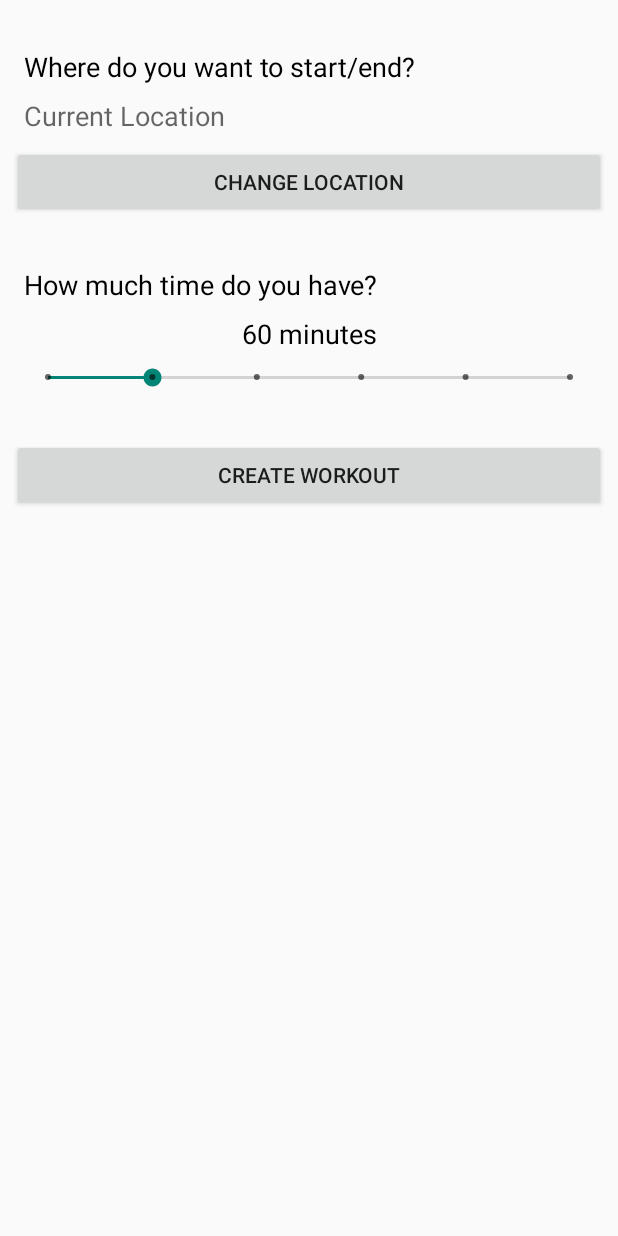
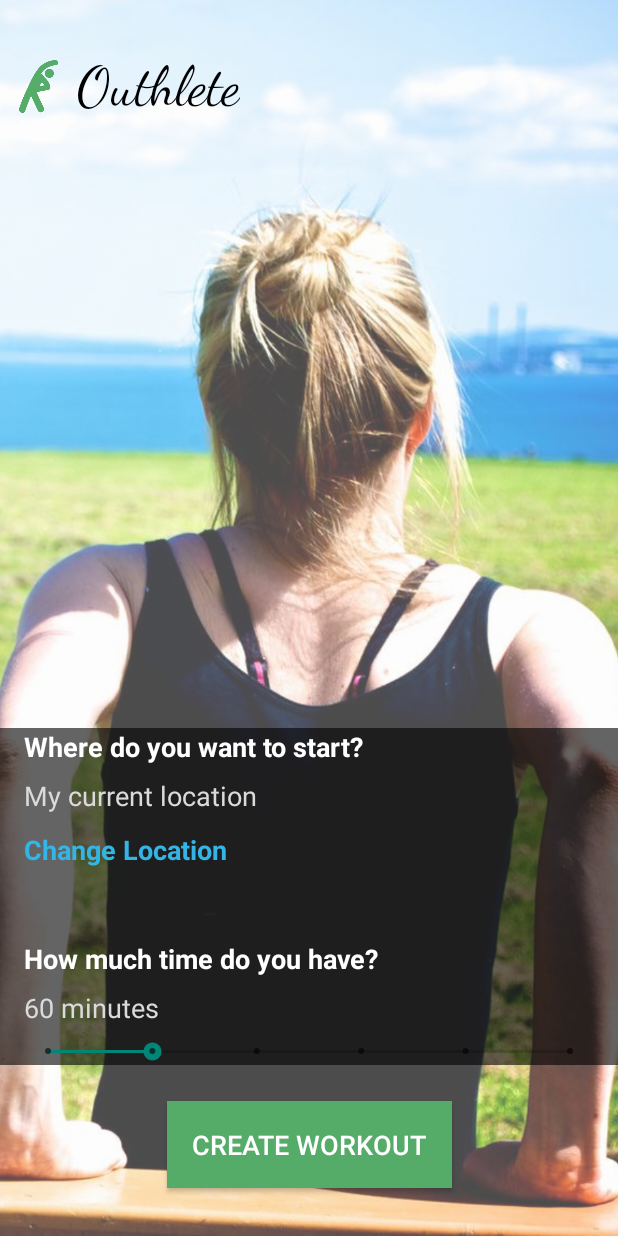
Before and after one commit to albertogoffi/hackthlete, an Android app: the screen it shows after launch (ConfigureWorkoutActivity), on a phone screen of 412 x 824 dp. Run offline under Robolectric (Android 15) with nearby library versions, the phone set to English and light mode, and no system bars.

Commit message:
improve graphics of the homepage

```diff
--- a/app/src/main/res/layout/activity_configure_workout.xml
+++ b/app/src/main/res/layout/activity_configure_workout.xml
@@ -7,31 +7,123 @@
     tools:context=".ConfigureWorkoutActivity"
     tools:layout_editor_absoluteY="81dp">
 
+    <ImageView
+        android:id="@+id/main_page_bg"
+        android:layout_width="wrap_content"
+        android:layout_height="wrap_content"
+        android:alpha="0.7"
+        android:scaleType="centerCrop"
+        app:layout_constraintEnd_toEndOf="parent"
+        app:layout_constraintStart_toStartOf="parent"
+        app:srcCompat="@drawable/main_screen_cropped"
+        tools:layout_editor_absoluteY="8dp" />
+
+    <View
+        android:id="@+id/view"
+        android:layout_width="0dp"
+        android:layout_height="0dp"
+        android:alpha="0.6"
+        android:background="@android:color/black"
+        app:layout_constraintBottom_toBottomOf="@id/durationSeekBar"
+        app:layout_constraintEnd_toEndOf="parent"
+        app:layout_constraintStart_toStartOf="parent"
+        app:layout_constraintTop_toTopOf="@id/start_location_label" />
+
+    <ImageView
+        android:id="@+id/logo"
+        android:layout_width="16pt"
+        android:layout_height="16pt"
+        android:layout_marginStart="8dp"
+        android:layout_marginTop="40dp"
+        app:layout_constraintTop_toTopOf="parent"
+        app:layout_constraintStart_toStartOf="parent"
+        app:srcCompat="@drawable/outhlete_logo"
+        tools:layout_editor_absoluteX="123dp" />
+
+    <TextView
+        android:id="@+id/title"
+        android:layout_width="wrap_content"
+        android:layout_height="wrap_content"
+        android:layout_marginStart="8dp"
+        android:fontFamily="cursive"
+        android:text="Outhlete"
+        android:textAppearance="@android:style/TextAppearance.Material.Medium"
+        android:textColor="@android:color/black"
+        android:textSize="36sp"
+        app:layout_constraintStart_toEndOf="@+id/logo"
+        app:layout_constraintTop_toTopOf="@id/logo"
+        app:layout_constraintBottom_toBottomOf="@id/logo"
+        />
+
+    <TextView
+        android:id="@+id/start_location_label"
+        android:layout_width="wrap_content"
+        android:layout_height="wrap_content"
+        android:layout_marginBottom="8dp"
+        android:layout_marginStart="16dp"
+        android:text="Where do you want to start?"
+        android:textAppearance="@android:style/TextAppearance.Material.Medium"
+        android:textColor="@android:color/white"
+        android:textStyle="bold"
+        app:layout_constraintBottom_toTopOf="@id/locationTextView"
+        app:layout_constraintStart_toStartOf="parent" />
+
+    <TextView
+        android:id="@+id/locationTextView"
+        android:layout_width="match_parent"
+        android:layout_height="wrap_content"
+        android:layout_marginEnd="16dp"
+        android:layout_marginStart="16dp"
+        android:hint="My current location"
+        android:textAppearance="@android:style/TextAppearance.Material.Medium"
+        android:textColor="#dadada"
+        android:textColorHint="#dadada"
+        app:layout_constraintBottom_toTopOf="@id/placePickerButton"
+        app:layout_constraintEnd_toEndOf="parent"
+        app:layout_constraintStart_toStartOf="parent" />
+
+    <Button
+        android:id="@+id/placePickerButton"
+        android:layout_width="wrap_content"
+        android:layout_height="wrap_content"
+        android:layout_marginBottom="36dp"
+        android:layout_marginStart="16dp"
+        android:background="@android:color/transparent"
+        android:fontFamily="sans-serif"
+        android:onClick="pickPlace"
+        android:text="Change Location"
+        android:textAlignment="textStart"
+        android:textAllCaps="false"
+        android:textColor="@android:color/holo_blue_light"
+        android:textSize="18sp"
+        android:textStyle="bold"
+        app:layout_constraintBottom_toTopOf="@id/durationLabelTextView"
+        app:layout_constraintStart_toStartOf="parent" />
+
     <TextView
         android:id="@+id/durationLabelTextView"
         android:layout_width="wrap_content"
         android:layout_height="wrap_content"
+        android:layout_marginBottom="8dp"
         android:layout_marginStart="16dp"
-        android:layout_marginTop="32dp"
         android:text="How much time do you have?"
         android:textAppearance="@android:style/TextAppearance.Material.Medium"
-        android:textColor="@android:color/black"
-        app:layout_constraintStart_toStartOf="parent"
-        app:layout_constraintTop_toBottomOf="@+id/placePickerButton" />
+        android:textColor="@android:color/white"
+        android:textStyle="bold"
+        app:layout_constraintBottom_toTopOf="@id/durationTextView"
+        app:layout_constraintStart_toStartOf="parent" />
 
     <TextView
         android:id="@+id/durationTextView"
         android:layout_width="wrap_content"
         android:layout_height="wrap_content"
-        android:layout_marginEnd="16dp"
+        android:layout_marginBottom="8dp"
         android:layout_marginStart="16dp"
-        android:layout_marginTop="8dp"
         android:text="60 minutes"
         android:textAppearance="@android:style/TextAppearance.Material.Medium"
-        android:textColor="@android:color/black"
-        app:layout_constraintEnd_toEndOf="parent"
-        app:layout_constraintStart_toStartOf="parent"
-        app:layout_constraintTop_toBottomOf="@+id/durationLabelTextView" />
+        android:textColor="#dadada"
+        app:layout_constraintBottom_toTopOf="@id/durationSeekBar"
+        app:layout_constraintStart_toStartOf="parent" />
 
     <SeekBar
         android:id="@+id/durationSeekBar"
@@ -40,62 +132,28 @@
         android:layout_height="wrap_content"
         android:layout_marginEnd="16dp"
         android:layout_marginStart="16dp"
-        android:layout_marginTop="8dp"
+        android:layout_marginBottom="24dp"
         android:max="5"
         android:progress="1"
+        app:layout_constraintStart_toStartOf="parent"
         app:layout_constraintEnd_toEndOf="parent"
-        app:layout_constraintStart_toStartOf="parent"
-        app:layout_constraintTop_toBottomOf="@+id/durationTextView" />
+        app:layout_constraintBottom_toTopOf="@id/create_workout_button" />
 
     <Button
-        android:id="@+id/button"
-        android:layout_width="0dp"
+        android:id="@+id/create_workout_button"
+        android:layout_width="wrap_content"
         android:layout_height="wrap_content"
+        android:layout_marginBottom="32dp"
         android:layout_marginEnd="8dp"
         android:layout_marginStart="8dp"
-        android:layout_marginTop="32dp"
+        android:background="#55AB68"
         android:onClick="createWorkout"
+        android:padding="25px"
         android:text="Create Workout"
+        android:textColor="@android:color/white"
+        android:textSize="18sp"
+        app:layout_constraintBottom_toBottomOf="parent"
         app:layout_constraintEnd_toEndOf="parent"
-        app:layout_constraintStart_toStartOf="parent"
-        app:layout_constraintTop_toBottomOf="@+id/durationSeekBar" />
+        app:layout_constraintStart_toStartOf="parent" />
 
-    <Button
-        android:id="@+id/placePickerButton"
-        android:layout_width="0dp"
-        android:layout_height="wrap_content"
-        android:layout_marginEnd="8dp"
-        android:layout_marginStart="8dp"
-        android:layout_marginTop="8dp"
-        android:onClick="pickPlace"
-        android:text="Change Location"
-        app:layout_constraintEnd_toEndOf="parent"
-        app:layout_constraintStart_toStartOf="parent"
-        app:layout_constraintTop_toBottomOf="@+id/locationTextView" />
-
-    <TextView
-        android:id="@+id/textView"
-        android:layout_width="wrap_content"
-        android:layout_height="wrap_content"
-        android:layout_marginStart="16dp"
-        android:layout_marginTop="32dp"
-        android:text="Where do you want to start/end?"
-        android:textAppearance="@android:style/TextAppearance.Material.Medium"
-        android:textColor="@android:color/black"
-        app:layout_constraintStart_toStartOf="parent"
-        app:layout_constraintTop_toTopOf="parent" />
-
-    <TextView
-        android:id="@+id/locationTextView"
-        android:layout_width="match_parent"
-        android:layout_height="wrap_content"
-        android:layout_marginEnd="16dp"
-        android:layout_marginStart="16dp"
-        android:layout_marginTop="8dp"
-        android:hint="Current Location"
-        android:textAppearance="@android:style/TextAppearance.Material.Medium"
-        android:textColor="@android:color/black"
-        app:layout_constraintEnd_toEndOf="parent"
-        app:layout_constraintStart_toStartOf="parent"
-        app:layout_constraintTop_toBottomOf="@+id/textView" />
 </android.support.constraint.ConstraintLayout>
```
